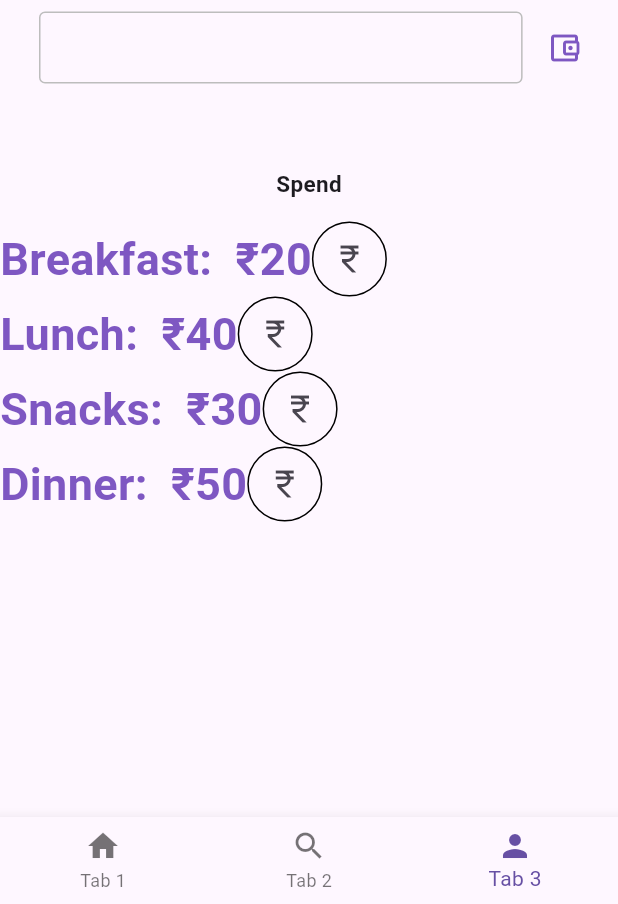
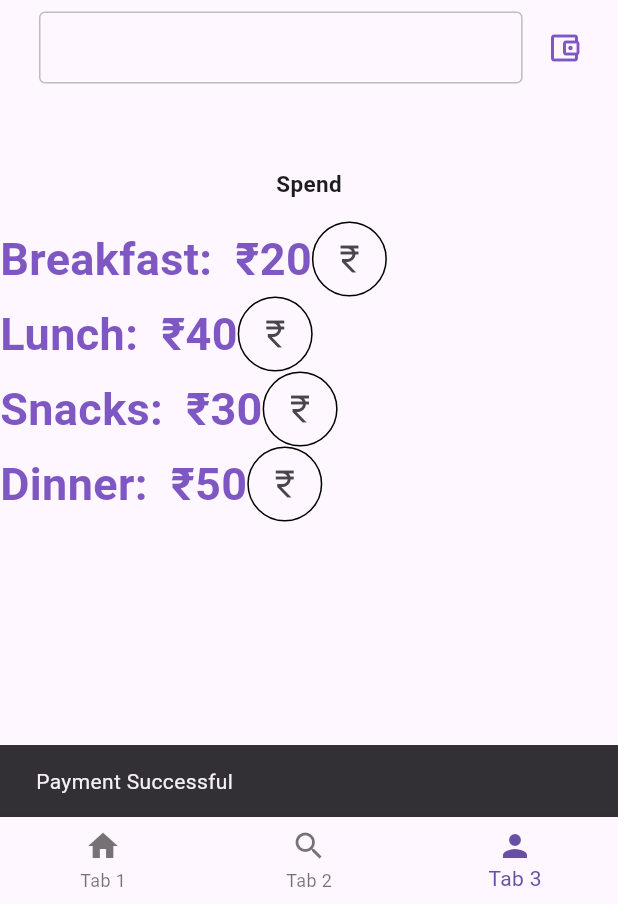
Before and after one commit to vxshxk/Mess-management-app, a Flutter app: the UserScreen screen opened directly with empty values, item 3 of the bottom bar chosen, after a tap on the "currency rupee" icon, on a phone screen of 412 x 824 dp, the part 332-1236 px from its top. Run offline on Flutter 3.47's test engine with Material 3 defaults, Android fonts, the phone set to English and light mode, and no system bars; our stand-ins replace bloc, cloud_firestore, dartz, firebase_auth, firebase_core, flutter_bloc and 5 more; accounts and stored records are empty.

Commit message:
Pop Up added

```diff
--- a/lib/presentation/widgets/services_screen.dart
+++ b/lib/presentation/widgets/services_screen.dart
@@ -410,6 +410,9 @@ class MessPanel extends StatelessWidget {
               child: IconButton(
                   onPressed: () async {
                     db2.doc(user?.uid).update({"messBalance": FieldValue.increment(-20)});
+                    ScaffoldMessenger.of(context).showSnackBar(
+                      const SnackBar(content: Text("Payment Successful"))
+                    );
                   },
                   icon: const Icon(Icons.currency_rupee)
               ),
@@ -436,6 +439,9 @@ class MessPanel extends StatelessWidget {
               child: IconButton(
                   onPressed: () async {
                     db2.doc(user?.uid).update({"messBalance": FieldValue.increment(-40)});
+                    ScaffoldMessenger.of(context).showSnackBar(
+                        const SnackBar(content: Text("Payment Successful"))
+                    );
                   },
                   icon: const Icon(Icons.currency_rupee)
               ),
@@ -462,6 +468,9 @@ class MessPanel extends StatelessWidget {
               child: IconButton(
                   onPressed: () async {
                     db2.doc(user?.uid).update({"messBalance": FieldValue.increment(-30)});
+                    ScaffoldMessenger.of(context).showSnackBar(
+                        const SnackBar(content: Text("Payment Successful"))
+                    );
                   },
                   icon: const Icon(Icons.currency_rupee)
               ),
@@ -489,6 +498,9 @@ class MessPanel extends StatelessWidget {
               child: IconButton(
                   onPressed: () async {
                     db2.doc(user?.uid).update({"messBalance": FieldValue.increment(-50)});
+                    ScaffoldMessenger.of(context).showSnackBar(
+                        const SnackBar(content: Text("Payment Successful"))
+                    );
                   },
                   icon: const Icon(Icons.currency_rupee)
               ),
```
